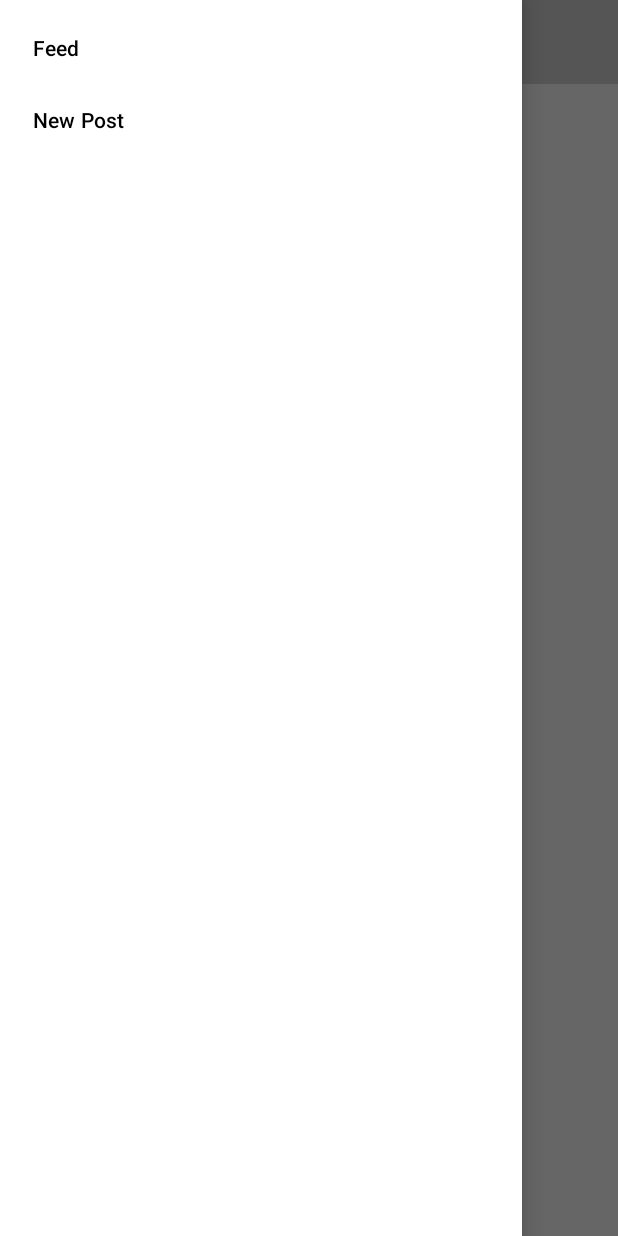
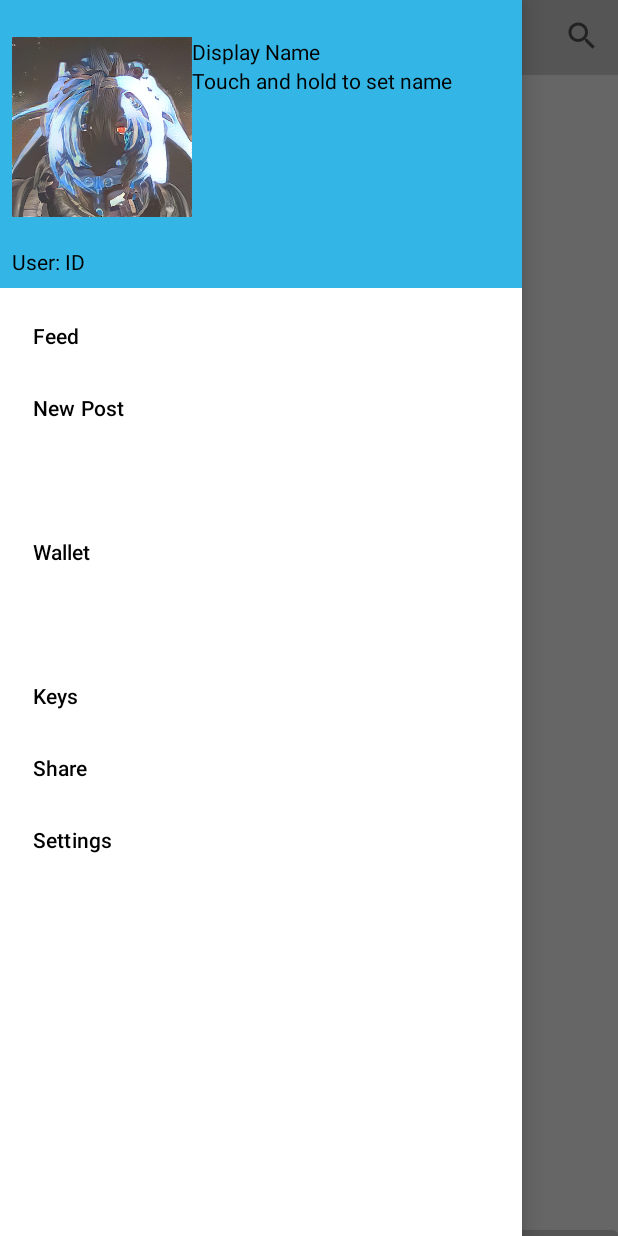
Before and after one commit to BarrenWolfsbane/BAINSocial, an Android app: the HomeFrag screen opened through its navigation route, with the side drawer open, on a phone screen of 412 x 824 dp. Run offline under Robolectric (Android 15) with nearby library versions, the phone set to English and light mode, and no system bars; our stand-ins replace data binding; 7 statements that could not run were skipped.

Commit message:
- Made changed to the Home Layout to use profile image in place of a hamburger. - Added search to the toolbar in place of above the recycler. - Added placeholders for Menu Items - Added a header to the slide out menu - Added placehold concepts to the nav header

```diff
--- a/app/src/main/java/tv/bain/bainsocial/fragments/HomeFrag.java
+++ b/app/src/main/java/tv/bain/bainsocial/fragments/HomeFrag.java
@@ -1,10 +1,16 @@
 package tv.bain.bainsocial.fragments;
 
 import android.content.res.Configuration;
+import android.graphics.Bitmap;
+import android.graphics.Color;
+import android.graphics.drawable.BitmapDrawable;
+import android.graphics.drawable.Drawable;
 import android.os.Bundle;
 import android.view.LayoutInflater;
 import android.view.View;
 import android.view.ViewGroup;
+import android.widget.ImageView;
+import android.widget.TextView;
 
 import androidx.annotation.NonNull;
 import androidx.annotation.Nullable;
@@ -16,6 +22,7 @@ import androidx.navigation.fragment.NavHostFragment;
 
 import tv.bain.bainsocial.R;
 import tv.bain.bainsocial.adapters.PostsAdapter;
+import tv.bain.bainsocial.backend.BAINServer;
 import tv.bain.bainsocial.databinding.HomeFragmentBinding;
 import tv.bain.bainsocial.viewmodels.HomeViewModel;
 
@@ -65,6 +72,7 @@ public class HomeFrag extends Fragment {
     private void initiateDrawer() {
         ((AppCompatActivity) requireActivity()).setSupportActionBar(b.toolbar);
         toggle = new ActionBarDrawerToggle(requireActivity(), b.drawerLayout, b.toolbar, R.string.openDrawer, R.string.closeDrawer);
+
         b.drawerLayout.addDrawerListener(toggle);
         ((AppCompatActivity) requireActivity()).getSupportActionBar().setDisplayHomeAsUpEnabled(true);
         ((AppCompatActivity) requireActivity()).getSupportActionBar().setHomeButtonEnabled(true);
@@ -76,16 +84,42 @@ public class HomeFrag extends Fragment {
                         b.drawerLayout.close();
                         return true;
                     }
-
                     if (item.getItemId() == R.id.postCreateFragItem) {
                         goToNewPostFrag();
                         return true;
                     }
-
                     return false;
                 }
         );
+        setNavHeader();
     }
+
+    public void setNavHeader(){
+        int textCL = Color.BLACK;
+        View headerLayout = b.navView.getHeaderView(0); //Gets the Header
+        //headerLayout.setBackgroundColor(Color.GRAY); //let users define this
+        //headerLayout.setBackground();//set Background to the User Defined Image
+
+        TextView tV = headerLayout.findViewById(R.id.header_ID_Text);
+        tV.setText("ID: "+BAINServer.getInstance().getUser().getuID());
+        tV.setTextColor(textCL);
+
+        tV = headerLayout.findViewById(R.id.nvHeaderDisplayNameLabel);
+        tV.setTextColor(textCL);
+        tV = headerLayout.findViewById(R.id.nvHeaderDisplayNameText);
+        tV.setTextColor(textCL);
+
+
+        ImageView profPhoto = headerLayout.findViewById(R.id.hvProfileImage);
+        //profPhoto.setImageBitmap();//we can use the Image Class to set this
+
+        Drawable drawable= getResources().getDrawable(R.drawable.f810049d4e3320ba053d1dca055d4764676451fc);
+        Bitmap bitmap = ((BitmapDrawable) drawable).getBitmap();
+        Drawable newdrawable = new BitmapDrawable(getResources(), Bitmap.createScaledBitmap(bitmap, 50, 50, true));
+
+        b.toolbar.setNavigationIcon(newdrawable);
+    }
+
 
     @Override
     public void onStart() {
--- a/app/src/main/java/tv/bain/bainsocial/viewmodels/HomeViewModel.java
+++ b/app/src/main/java/tv/bain/bainsocial/viewmodels/HomeViewModel.java
@@ -8,7 +8,6 @@ import tv.bain.bainsocial.backend.BAINServer;
 import tv.bain.bainsocial.datatypes.Post;
 
 public class HomeViewModel extends ViewModel {
-
     public List<Post> getAllLocalPosts() {
         BAINServer.getInstance().getDb().open();
         List<Post> list = BAINServer.getInstance().getDb().get_Recent_Posts_Local();
--- a/app/src/main/res/layout/home_fragment.xml
+++ b/app/src/main/res/layout/home_fragment.xml
@@ -4,7 +4,6 @@
     xmlns:tools="http://schemas.android.com/tools">
 
     <data>
-
         <variable
             name="frag"
             type="tv.bain.bainsocial.fragments.HomeFrag" />
@@ -30,10 +29,25 @@
                     android:layout_height="wrap_content"
                     app:layout_scrollFlags="scroll|enterAlways|enterAlwaysCollapsed">
 
-                    <androidx.appcompat.widget.Toolbar
-                        android:id="@+id/toolbar"
+                    <androidx.constraintlayout.widget.ConstraintLayout
                         android:layout_width="match_parent"
-                        android:layout_height="wrap_content" />
+                        android:layout_height="match_parent">
+
+                        <androidx.appcompat.widget.Toolbar
+                            android:id="@+id/toolbar"
+                            android:layout_width="50dp"
+                            android:layout_height="50dp"
+                            app:layout_constraintStart_toStartOf="parent"
+                            app:layout_constraintTop_toTopOf="parent" />
+
+                        <SearchView
+                            android:id="@+id/searchBar"
+                            android:layout_width="0dp"
+                            android:layout_height="wrap_content"
+                            app:layout_constraintEnd_toEndOf="parent"
+                            app:layout_constraintTop_toTopOf="parent" />
+                    </androidx.constraintlayout.widget.ConstraintLayout>
+
                 </com.google.android.material.appbar.CollapsingToolbarLayout>
             </com.google.android.material.appbar.AppBarLayout>
 
@@ -42,40 +56,16 @@
                 android:layout_height="match_parent"
                 app:layout_behavior="com.google.android.material.appbar.AppBarLayout$ScrollingViewBehavior">
 
-                <ImageButton
-                    android:id="@+id/slideMenuBtn"
-                    android:layout_width="50dp"
-                    android:layout_height="0dp"
-                    android:layout_marginStart="8dp"
-                    android:layout_marginTop="8dp"
-                    android:background="@drawable/f810049d4e3320ba053d1dca055d4764676451fc"
-                    android:scaleType="centerCrop"
-                    app:layout_constraintBottom_toBottomOf="@+id/searchBar"
-                    app:layout_constraintStart_toStartOf="parent"
-                    app:layout_constraintTop_toTopOf="parent" />
-
-                <SearchView
-                    android:id="@+id/searchBar"
-                    android:layout_width="0dp"
-                    android:layout_height="wrap_content"
-                    android:layout_marginStart="8dp"
-                    android:layout_marginTop="8dp"
-                    android:layout_marginEnd="8dp"
-                    app:layout_constraintEnd_toEndOf="parent"
-                    app:layout_constraintStart_toEndOf="@+id/slideMenuBtn"
-                    app:layout_constraintTop_toTopOf="parent" />
-
                 <androidx.recyclerview.widget.RecyclerView
                     android:id="@+id/recycler"
                     android:layout_width="match_parent"
                     android:layout_height="0dp"
-                    android:layout_marginTop="8dp"
                     android:layout_marginBottom="8dp"
                     app:layoutManager="androidx.recyclerview.widget.LinearLayoutManager"
                     app:layout_constraintBottom_toTopOf="@+id/newPostBtn"
                     app:layout_constraintEnd_toEndOf="parent"
                     app:layout_constraintStart_toStartOf="parent"
-                    app:layout_constraintTop_toBottomOf="@+id/searchBar" />
+                    app:layout_constraintTop_toTopOf="parent" />
 
                 <Button
                     android:id="@+id/feedBtn"
@@ -124,7 +114,8 @@
             android:layout_height="match_parent"
             android:layout_gravity="start"
             android:fitsSystemWindows="true"
-            app:menu="@menu/drawer_menu" />
+            app:menu="@menu/drawer_menu"
+            app:headerLayout="@layout/nav_header"/>
 
     </androidx.drawerlayout.widget.DrawerLayout>
 
--- a/app/src/main/res/layout/login_fragment.xml
+++ b/app/src/main/res/layout/login_fragment.xml
@@ -4,7 +4,6 @@
     xmlns:tools="http://schemas.android.com/tools">
 
     <data>
-
         <variable
             name="viewModel"
             type="tv.bain.bainsocial.viewmodels.LoginViewModel" />
--- /dev/null
+++ b/app/src/main/res/layout/nav_header.xml
@@ -0,0 +1,50 @@
+<?xml version="1.0" encoding="utf-8"?>
+<LinearLayout xmlns:android="http://schemas.android.com/apk/res/android"
+    xmlns:app="http://schemas.android.com/apk/res-auto"
+    android:layout_width="match_parent"
+    android:layout_height="192dp"
+    android:background="@android:color/holo_blue_light"
+    android:gravity="bottom"
+    android:orientation="vertical"
+    android:padding="8dp"
+    android:theme="@style/ThemeOverlay.AppCompat.Dark">
+
+    <LinearLayout
+        android:layout_width="match_parent"
+        android:layout_height="140dp"
+        android:orientation="horizontal">
+
+        <ImageView
+            android:id="@+id/hvProfileImage"
+            android:layout_width="120dp"
+            android:layout_height="120dp"
+            app:srcCompat="@drawable/f810049d4e3320ba053d1dca055d4764676451fc" />
+
+        <LinearLayout
+            android:layout_width="match_parent"
+            android:layout_height="match_parent"
+            android:orientation="vertical">
+
+            <TextView
+                android:id="@+id/nvHeaderDisplayNameLabel"
+                android:layout_width="match_parent"
+                android:layout_height="wrap_content"
+                android:text="Display Name" />
+
+            <TextView
+                android:id="@+id/nvHeaderDisplayNameText"
+                android:layout_width="match_parent"
+                android:layout_height="wrap_content"
+                android:text="Touch and hold to set name" />
+        </LinearLayout>
+    </LinearLayout>
+
+    <TextView
+        android:id="@+id/header_ID_Text"
+        android:layout_width="match_parent"
+        android:layout_height="wrap_content"
+        android:text="User: ID"
+        android:textAppearance="@style/TextAppearance.AppCompat.Body1"
+        android:textColor="@android:color/white" />
+
+</LinearLayout>
--- a/app/src/main/res/menu/drawer_menu.xml
+++ b/app/src/main/res/menu/drawer_menu.xml
@@ -8,6 +8,17 @@
     <item
         android:id="@+id/postCreateFragItem"
         android:title="New Post" />
-
+    <item
+        android:title=" " />
+    <item
+        android:title="Wallet" />
+    <item
+        android:title=" " />
+    <item
+        android:title="Keys" />
+    <item
+        android:title="Share" />
+    <item
+        android:title="Settings" />
 
 </menu>
```
Also changed, not shown: app/src/main/res/drawable/imageopbyujinx.png (added).
